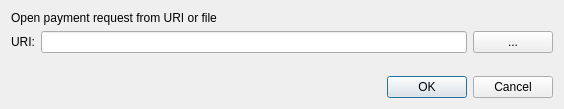
The window that src/qt/forms/openuridialog.ui (BALLcoin/BALLcoin) describes before a commit, drawn with Qt 5.
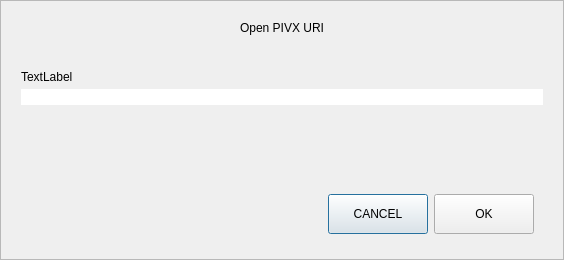
The same window after the commit. Custom widgets are drawn as their Qt base class.

Commit message:
pivx5.3 fork
pivx5.3 fork

```diff
--- a/src/qt/forms/openuridialog.ui
+++ b/src/qt/forms/openuridialog.ui
@@ -7,42 +7,97 @@
     <x>0</x>
     <y>0</y>
     <width>564</width>
-    <height>109</height>
+    <height>260</height>
    </rect>
   </property>
   <property name="windowTitle">
    <string>Open URI</string>
   </property>
   <layout class="QVBoxLayout" name="verticalLayout">
+   <property name="spacing">
+    <number>0</number>
+   </property>
+   <property name="leftMargin">
+    <number>0</number>
+   </property>
+   <property name="topMargin">
+    <number>0</number>
+   </property>
+   <property name="rightMargin">
+    <number>0</number>
+   </property>
+   <property name="bottomMargin">
+    <number>0</number>
+   </property>
    <item>
-    <widget class="QLabel" name="label_2">
+    <widget class="QFrame" name="frame">
+     <property name="frameShape">
+      <enum>QFrame::StyledPanel</enum>
+     </property>
+     <property name="frameShadow">
+      <enum>QFrame::Raised</enum>
+     </property>
+     <layout class="QVBoxLayout" name="verticalLayout_2">
+      <property name="spacing">
+       <number>5</number>
+      </property>
+      <property name="leftMargin">
+       <number>20</number>
+      </property>
+      <property name="topMargin">
+       <number>20</number>
+      </property>
+      <property name="rightMargin">
+       <number>20</number>
+      </property>
+      <property name="bottomMargin">
+       <number>16</number>
+      </property>
+      <item>
+       <widget class="QLabel" name="labelTitle">
      <property name="text">
-      <string>Open payment request from URI or file</string>
+         <string>Open PIVX URI</string>
+        </property>
+        <property name="alignment">
+         <set>Qt::AlignCenter</set>
+        </property>
+       </widget>
+      </item>
+      <item>
+       <spacer name="verticalSpacer_2">
+        <property name="orientation">
+         <enum>Qt::Vertical</enum>
+        </property>
+        <property name="sizeType">
+         <enum>QSizePolicy::Fixed</enum>
+        </property>
+        <property name="sizeHint" stdset="0">
+         <size>
+          <width>20</width>
+          <height>30</height>
+         </size>
+        </property>
+       </spacer>
+      </item>
+      <item>
+       <widget class="QLabel" name="labelSubtitle">
+        <property name="text">
+         <string notr="true">TextLabel</string>
      </property>
     </widget>
    </item>
    <item>
     <layout class="QHBoxLayout" name="horizontalLayout">
-     <item>
-      <widget class="QLabel" name="label">
-       <property name="text">
-        <string>URI:</string>
-       </property>
-      </widget>
-     </item>
+        <property name="spacing">
+         <number>0</number>
+        </property>
      <item>
-      <widget class="QValidatedLineEdit" name="uriEdit"/>
-     </item>
-     <item>
-      <widget class="QPushButton" name="selectFileButton">
-       <property name="toolTip">
-        <string>Select payment request file</string>
-       </property>
-       <property name="text">
-        <string notr="true">...</string>
-       </property>
-       <property name="autoDefault">
-        <bool>false</bool>
+         <widget class="QValidatedLineEdit" name="uriEdit">
+          <property name="styleSheet">
+           <string notr="true">#uriEdit{
+	border-top-right-radius:0px;
+	border-bottom-right-radius:0px;
+}</string>
        </property>
       </widget>
      </item>
@@ -62,13 +117,57 @@
     </spacer>
    </item>
    <item>
-    <widget class="QDialogButtonBox" name="buttonBox">
+       <widget class="QWidget" name="widget" native="true">
+        <property name="minimumSize">
+         <size>
+          <width>0</width>
+          <height>50</height>
+         </size>
+        </property>
+        <layout class="QHBoxLayout" name="horizontalLayout_2">
+         <item>
+          <spacer name="horizontalSpacer">
      <property name="orientation">
       <enum>Qt::Horizontal</enum>
      </property>
-     <property name="standardButtons">
-      <set>QDialogButtonBox::Cancel|QDialogButtonBox::Ok</set>
-     </property>
+           <property name="sizeHint" stdset="0">
+            <size>
+             <width>289</width>
+             <height>20</height>
+            </size>
+           </property>
+          </spacer>
+         </item>
+         <item>
+          <widget class="QPushButton" name="pushButtonCancel">
+           <property name="minimumSize">
+            <size>
+             <width>100</width>
+             <height>40</height>
+            </size>
+           </property>
+           <property name="text">
+            <string>CANCEL</string>
+           </property>
+          </widget>
+         </item>
+         <item>
+          <widget class="QPushButton" name="pushButtonOK">
+           <property name="minimumSize">
+            <size>
+             <width>100</width>
+             <height>40</height>
+            </size>
+           </property>
+           <property name="text">
+            <string>OK</string>
+           </property>
+          </widget>
+         </item>
+        </layout>
+       </widget>
+      </item>
+     </layout>
     </widget>
    </item>
   </layout>
```
Left out of the diff: 35 changed lines with no effect on the pictures. Lines whose indentation alone changed are shown as unchanged. The commit also changes 1912 other files.
